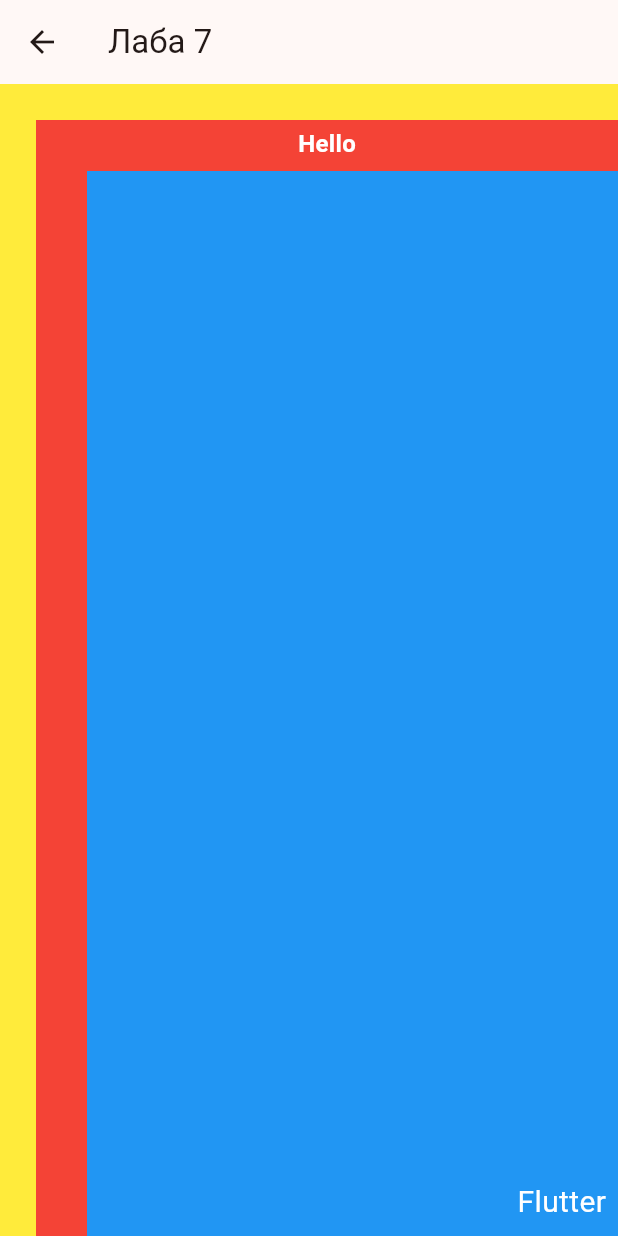
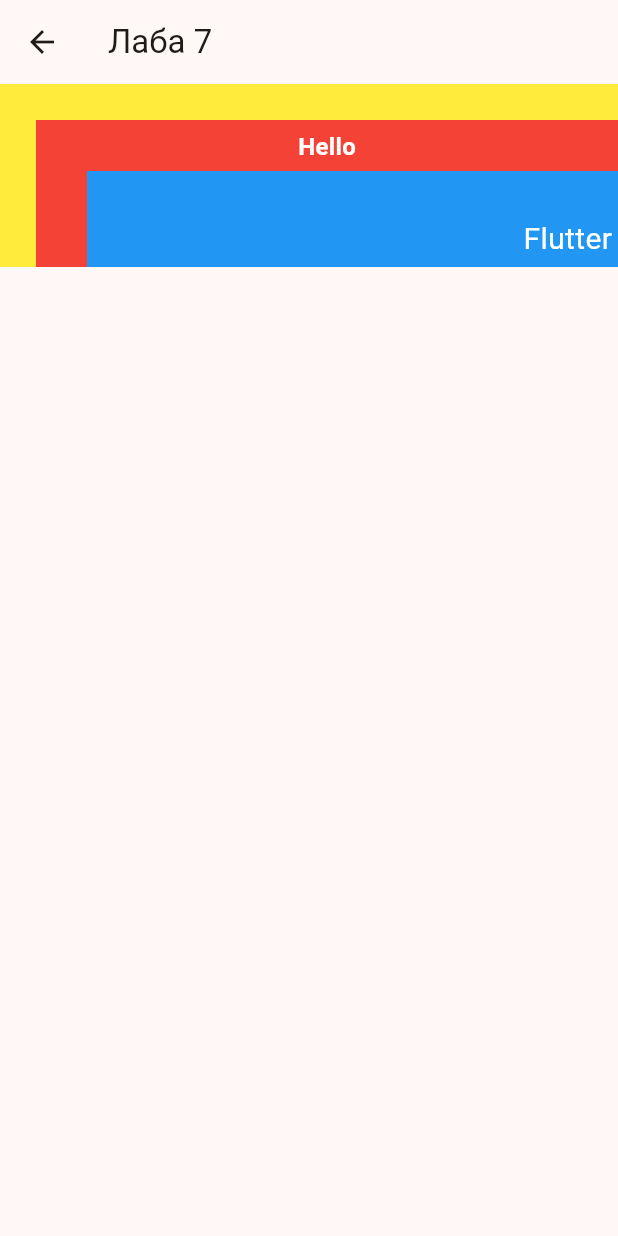
Before and after one commit to 9uyone/cpp-labs, a Flutter app: the Lab7Page screen opened directly, on a phone screen of 412 x 824 dp. Run offline on Flutter 3.47's test engine with Material 3 defaults, Android fonts, the phone set to English and light mode, and no system bars.

Commit message:
Edit lab 7 to comply better with task

```diff
--- a/labs_6_10/lib/screens/lab7_page.dart
+++ b/labs_6_10/lib/screens/lab7_page.dart
@@ -16,16 +16,24 @@ class Lab7Page extends StatelessWidget {
         fit: StackFit.expand,
         children: <Widget>[
           // ЖОВТИЙ ФОН: Займає весь простір Stack (найнижчий шар)
-          Container(color: Colors.yellow),
+          Positioned(
+            left: 0,
+            top: 0,
+            right: 0,
+            height: a + b + c,
+            child: Container(color: Colors.yellow),
+          ),
 
           // ЧЕРВОНИЙ КОНТЕЙНЕР
-          Positioned.fill(
+          Positioned(
             left: a,
             top: a,
+            right: 0,
+            height: b + c,
             child: Container(
               color: Colors.red,
               alignment: Alignment.topCenter,
-              padding: const EdgeInsets.only(top: 4),
+              padding: const EdgeInsets.only(top: 6),
               child: const Text(
                 'Hello',
                 style: TextStyle(
@@ -38,22 +46,41 @@ class Lab7Page extends StatelessWidget {
           ),
 
           // СИНІЙ КОНТЕЙНЕР:
-          Positioned.fill(
+          Positioned(
             left: a + b, // Відступ 'a' від лівого краю
             top: a + b, // Відступ 'a' від верхнього краю
-            child: Container(color: Colors.blue),
+            height: c,
+            right: 0,
+            //child: Container(color: Colors.blue),
+            child: Container(
+              color: Colors.blue,
+              child: Padding(
+                padding: EdgeInsets.all(4),
+                child: Row(
+                  crossAxisAlignment: CrossAxisAlignment.end,
+                  mainAxisAlignment: MainAxisAlignment.end,
+                  children: [
+                    const Text(
+                      'Flutter',
+                      textAlign: TextAlign.right,
+                      style: TextStyle(color: Colors.white, fontSize: 20),
+                    ),
+                  ],
+                ),
+              ),
+            ),
           ),
 
           // 4. ТЕКСТ 'Flutter': Позиціонується внизу праворуч, під синім контейнером
           // Його положення: внизу (c/2) та справа (a/2)
-          Positioned(
+          /*Positioned(
             right: 8,
             bottom: 8,
             child: const Text(
               'Flutter',
               style: TextStyle(color: Colors.white, fontSize: 20),
             ),
-          ),
+          ),*/
         ],
       ),
     );
```
